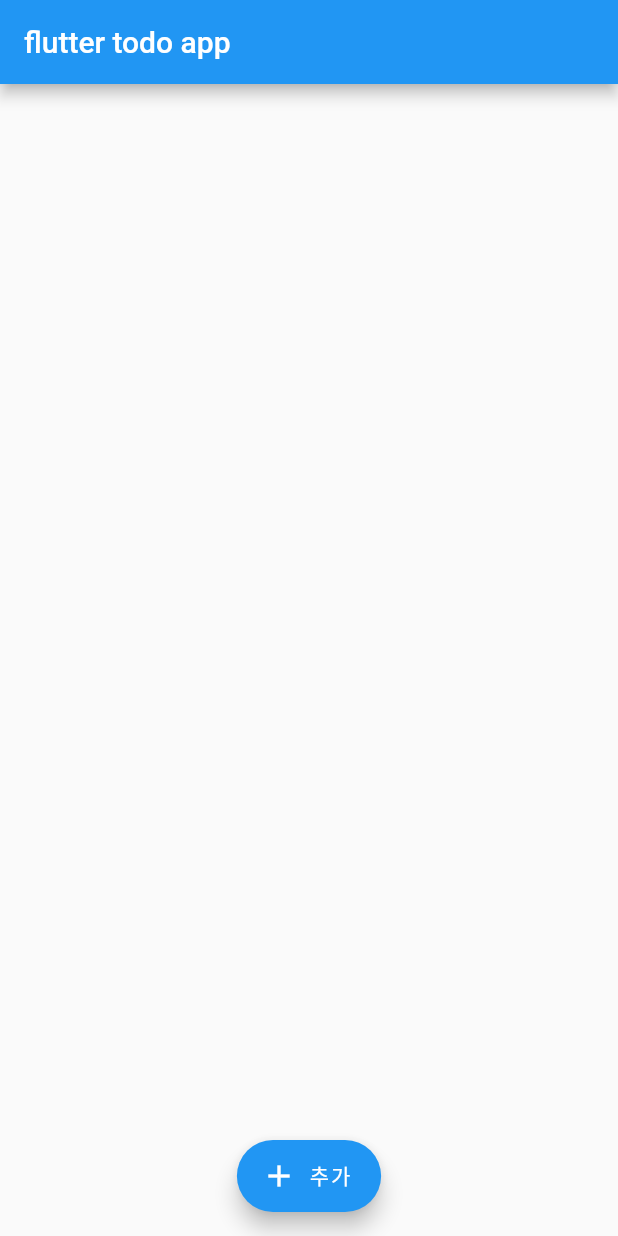
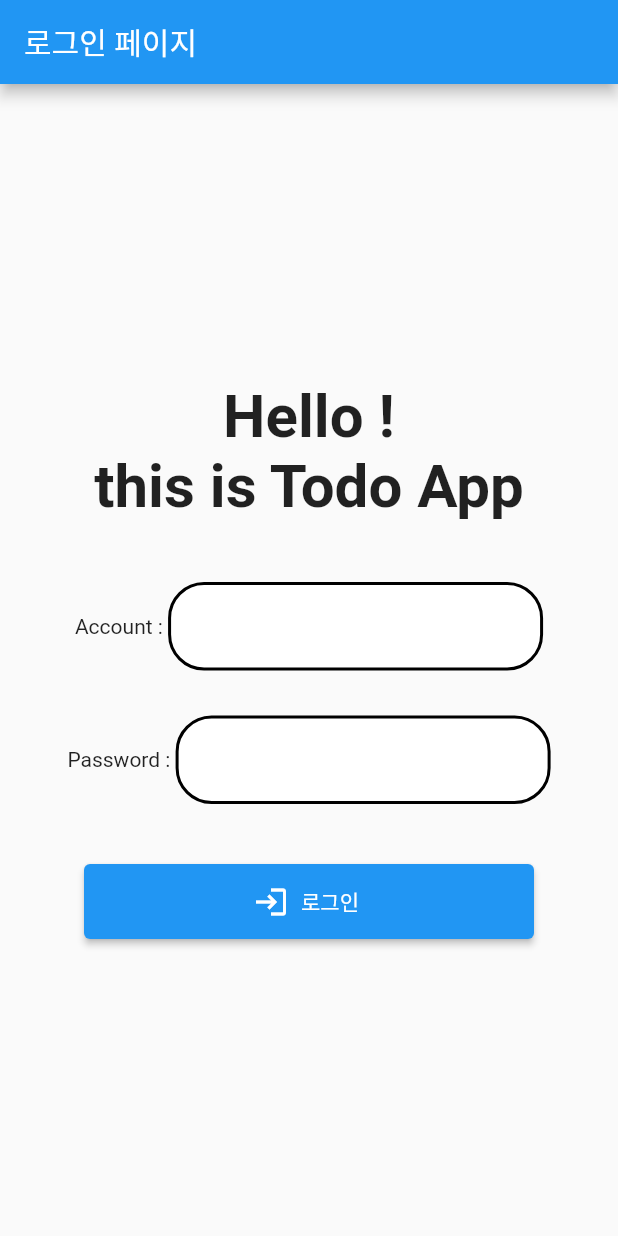
Before and after one commit to SangWook16074/flutter_todo_app, a Flutter app: the screen it shows after launch, on a phone screen of 412 x 824 dp. Run offline on Flutter 3.47's test engine with Material 2 defaults, Android fonts, the phone set to English and light mode, and no system bars; our stand-ins replace cloud_firestore, firebase_auth, firebase_core, get; accounts and stored records are empty.

```diff
--- a/lib/main.dart
+++ b/lib/main.dart
@@ -2,7 +2,7 @@ import 'package:firebase_core/firebase_core.dart';
 import 'package:flutter/material.dart';
 import 'package:flutter_todo_app/firebase_options.dart';
 import 'package:flutter_todo_app/src/binding/init_binding.dart';
-import 'package:flutter_todo_app/src/ui/app.dart';
+import 'package:flutter_todo_app/src/ui/root.dart';
 import 'package:get/get.dart';
 
 void main() async {
@@ -24,7 +24,7 @@ class MyApp extends StatelessWidget {
       theme: ThemeData(
         primarySwatch: Colors.blue,
       ),
-      home: const App(),
+      home: const Root(),
       initialBinding: InitBinding(),
     );
   }
--- a/lib/src/constants/firebase_const.dart
+++ b/lib/src/constants/firebase_const.dart
@@ -1,3 +1,5 @@
 import 'package:cloud_firestore/cloud_firestore.dart';
+import 'package:firebase_auth/firebase_auth.dart';
 
 FirebaseFirestore firebaseFirestore = FirebaseFirestore.instance;
+FirebaseAuth auth = FirebaseAuth.instance;
--- a/lib/src/controller/auth_controller.dart
+++ b/lib/src/controller/auth_controller.dart
@@ -1,3 +1,9 @@
+import 'package:flutter_todo_app/src/data/repository/user_repository.dart';
 import 'package:get/get.dart';
 
-class AuthController extends GetxController {}
+class AuthController extends GetxController {
+  login(String uid) async {
+    var userData = await UserRepository.loginByUid(uid);
+    return userData;
+  }
+}
--- /dev/null
+++ b/lib/src/data/model/user_model.dart
@@ -0,0 +1,11 @@
+class UserModel {
+  String? uid;
+
+  UserModel({required this.uid});
+
+  // UserModel.fromDocumentSnapshot({required QuerySnapshot querySnapshot}) {
+  //   uid = (querySnapshot['uid'] == null)
+  //       ? ''
+  //       : querySnapshot['uid'].toString();
+  // }
+}
--- /dev/null
+++ b/lib/src/data/repository/user_repository.dart
@@ -0,0 +1,16 @@
+import '../../constants/firebase_const.dart';
+
+class UserRepository {
+  static Future<void> loginByUid(String uid) async {
+    var data = await firebaseFirestore
+        .collection('Users')
+        .where('uid', isEqualTo: uid)
+        .get();
+
+    if (data.size == 0) {
+      return;
+    } else {
+      //return UserModel.fromDocumentSnapshot(documentSnapshot: data);
+    }
+  }
+}
--- a/lib/src/ui/pages/login_page.dart
+++ b/lib/src/ui/pages/login_page.dart
@@ -0,0 +1,123 @@
+import 'package:flutter/material.dart';
+
+class Login extends StatelessWidget {
+  const Login({super.key});
+
+  @override
+  Widget build(BuildContext context) {
+    return GestureDetector(
+      onTap: () => FocusScope.of(context).unfocus(),
+      child: Scaffold(
+        appBar: AppBar(
+          title: const Text('로그인 페이지'),
+        ),
+        body: Padding(
+          padding: const EdgeInsets.all(8.0),
+          child: Column(
+            mainAxisAlignment: MainAxisAlignment.center,
+            crossAxisAlignment: CrossAxisAlignment.center,
+            children: [
+              _buildAppTitle(),
+              const SizedBox(
+                height: 40,
+              ),
+              _buildBody(),
+              const SizedBox(
+                height: 40,
+              ),
+              _buildLoginBtn(),
+            ],
+          ),
+        ),
+      ),
+    );
+  }
+
+  Widget _buildBody() {
+    return Column(
+      mainAxisAlignment: MainAxisAlignment.center,
+      crossAxisAlignment: CrossAxisAlignment.center,
+      children: [
+        Row(
+          mainAxisAlignment: MainAxisAlignment.center,
+          children: [
+            const Text('Account : '),
+            SizedBox(
+              width: 250,
+              child: TextField(
+                decoration: InputDecoration(
+                    border: InputBorder.none,
+                    fillColor: Colors.white,
+                    filled: true,
+                    focusedBorder: OutlineInputBorder(
+                      borderRadius: BorderRadius.circular(24.0),
+                      borderSide:
+                          const BorderSide(color: Colors.blue, width: 2.0),
+                    ),
+                    enabledBorder: OutlineInputBorder(
+                      borderRadius: BorderRadius.circular(24.0),
+                      borderSide:
+                          const BorderSide(color: Colors.black, width: 2.0),
+                    )),
+              ),
+            ),
+          ],
+        ),
+        const SizedBox(
+          height: 30,
+        ),
+        Row(
+          mainAxisAlignment: MainAxisAlignment.center,
+          children: [
+            const Text('Password : '),
+            SizedBox(
+              width: 250,
+              child: TextField(
+                decoration: InputDecoration(
+                    border: InputBorder.none,
+                    fillColor: Colors.white,
+                    filled: true,
+                    focusedBorder: OutlineInputBorder(
+                      borderRadius: BorderRadius.circular(24.0),
+                      borderSide:
+                          const BorderSide(color: Colors.blue, width: 2.0),
+                    ),
+                    enabledBorder: OutlineInputBorder(
+                      borderRadius: BorderRadius.circular(24.0),
+                      borderSide:
+                          const BorderSide(color: Colors.black, width: 2.0),
+                    )),
+              ),
+            ),
+          ],
+        ),
+      ],
+    );
+  }
+
+  Widget _buildLoginBtn() {
+    return SizedBox(
+      width: 300,
+      height: 50,
+      child: ElevatedButton.icon(
+          onPressed: () {},
+          icon: const Icon(Icons.login),
+          label: const Text('로그인')),
+    );
+  }
+
+  Widget _buildAppTitle() {
+    return Column(
+      children: const [
+        Text(
+          'Hello !',
+          style: TextStyle(fontSize: 40, fontWeight: FontWeight.bold),
+        ),
+        Text(
+          'this is Todo App',
+          style: TextStyle(fontSize: 40, fontWeight: FontWeight.bold),
+        ),
+      ],
+    );
+  }
+}
--- /dev/null
+++ b/lib/src/ui/root.dart
@@ -0,0 +1,29 @@
+import 'package:flutter/material.dart';
+import 'package:flutter_todo_app/src/ui/pages/login_page.dart';
+import 'package:get/get.dart';
+
+import '../constants/firebase_const.dart';
+import '../controller/auth_controller.dart';
+import 'app.dart';
+
+class Root extends GetView<AuthController> {
+  const Root({super.key});
+
+  @override
+  Widget build(BuildContext context) {
+    return StreamBuilder(
+        stream: auth.authStateChanges(),
+        builder: (context, user) {
+          if (user.hasData) {
+            return FutureBuilder(
+              future: controller.login(user.data!.uid),
+              builder: (context, snapshot) {
+                return const App();
+              },
+            );
+          } else {
+            return const Login();
+          }
+        });
+  }
+}
```
